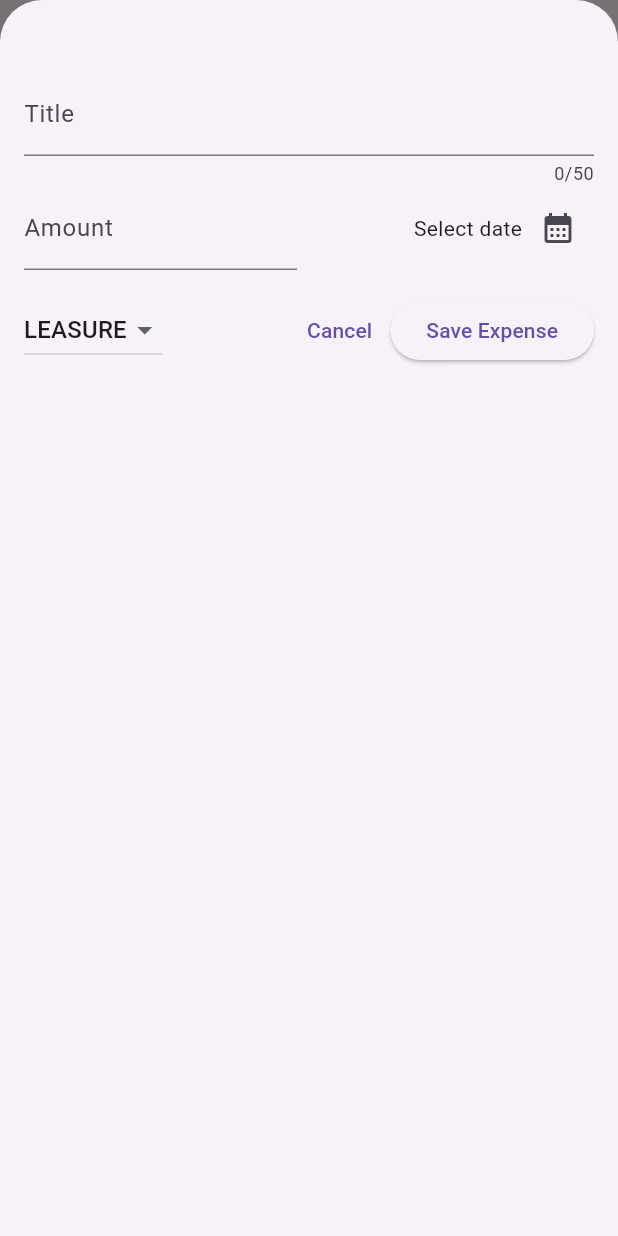
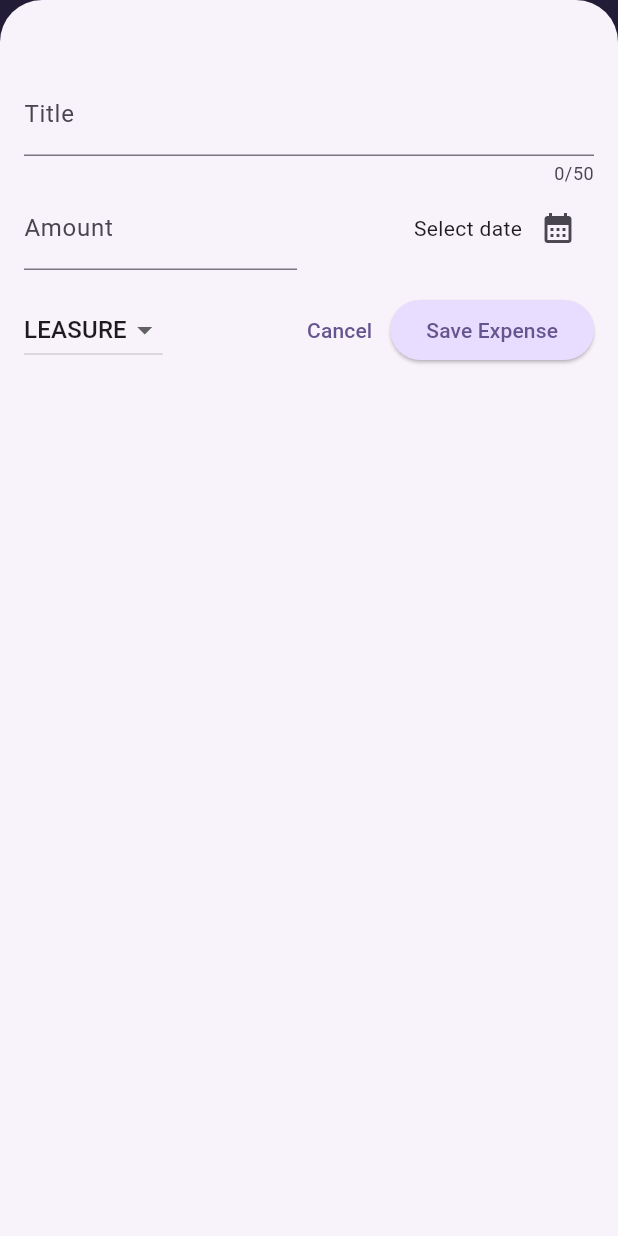
Before and after one commit to SteveKamau72/Expense-Tracker, a Flutter app: the screen it shows after launch, after a tap on the "add" icon, on a phone screen of 412 x 824 dp. Run offline on Flutter 3.47's test engine with Material 3 defaults, Android fonts, the phone set to English and light mode, and no system bars.

Commit message:
Set up global themes for widgets

```diff
--- a/lib/main.dart
+++ b/lib/main.dart
@@ -1,9 +1,36 @@
 import 'package:expense_tracker/widgets/expenses.dart';
 import 'package:flutter/material.dart';
 
+var kColorScheme =
+    ColorScheme.fromSeed(seedColor: const Color.fromARGB(255, 96, 59, 181));
+
 void main() {
   runApp(MaterialApp(
-    theme: ThemeData(useMaterial3: true),
+    theme: ThemeData().copyWith(
+      colorScheme: kColorScheme,
+      appBarTheme: const AppBarTheme().copyWith(
+          backgroundColor: kColorScheme.onPrimaryContainer,
+          foregroundColor: kColorScheme.primaryContainer),
+      cardTheme: const CardTheme().copyWith(
+        color: kColorScheme.secondaryContainer,
+        margin: const EdgeInsets.symmetric(
+          horizontal: 16,
+          vertical: 8,
+        ),
+      ),
+      elevatedButtonTheme: ElevatedButtonThemeData(
+        style: ElevatedButton.styleFrom(
+          backgroundColor: kColorScheme.primaryContainer,
+        ),
+      ),
+      textTheme: ThemeData().textTheme.copyWith(
+            titleLarge: TextStyle(
+              fontWeight: FontWeight.normal,
+              color: kColorScheme.onSecondaryContainer,
+              fontSize: 14,
+            ),
+          ),
+    ),
     home: const Expenses(),
   ));
 }
--- a/lib/widgets/expenses.dart
+++ b/lib/widgets/expenses.dart
@@ -1,3 +1,5 @@
+import 'dart:math';
+
 import 'package:expense_tracker/widgets/expenses_list/expenses_list.dart';
 import 'package:expense_tracker/models/expense.dart';
 import 'package:expense_tracker/widgets/new_expense.dart';
@@ -45,13 +47,41 @@ class _ExpensesState extends State<Expenses> {
   }
 
   void _removeExpense(Expense expense) {
+    final indexOfExpense = _registeredExpenses.indexOf(expense);
+
     setState(() {
       _registeredExpenses.remove(expense);
     });
+
+    // Clear existing snackbars
+    ScaffoldMessenger.of(context).clearSnackBars();
+    // show snackbar
+    ScaffoldMessenger.of(context).showSnackBar(SnackBar(
+      duration: const Duration(seconds: 3),
+      content: const Text('Expense removed!'),
+      action: SnackBarAction(
+        label: 'Undo',
+        onPressed: () {
+          setState(() {
+            _registeredExpenses.insert(indexOfExpense, expense);
+          });
+        },
+      ),
+    ));
   }
 
   @override
   Widget build(context) {
+    Widget mainConent = const Center(
+      child: Text('No expenses found. Start adding some!'),
+    );
+
+    if (_registeredExpenses.isNotEmpty) {
+      mainConent = ExpensesList(
+        expenses: _registeredExpenses,
+        onRemoveExpense: _removeExpense,
+      );
+    }
     return Scaffold(
       appBar: AppBar(
         title: const Text('Flutter Expense Tracker'),
@@ -66,10 +96,7 @@ class _ExpensesState extends State<Expenses> {
         children: [
           const Text('Chart'),
           Expanded(
-            child: ExpensesList(
-              expenses: _registeredExpenses,
-              onRemoveExpense: _removeExpense,
-            ),
+            child: mainConent,
           ),
         ],
       ),
```
